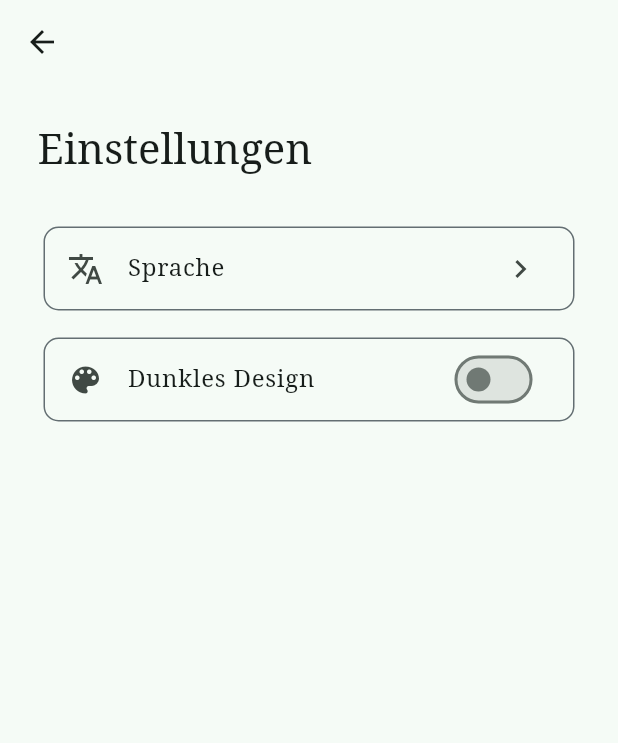
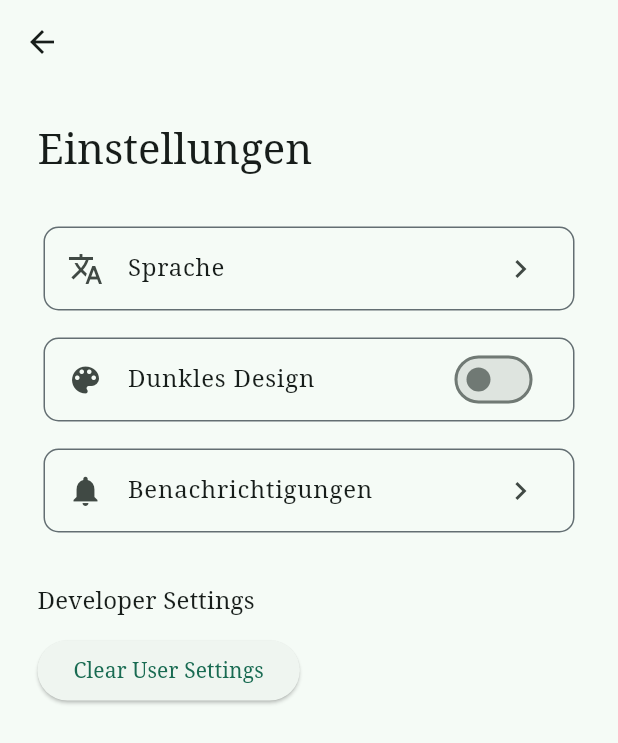
Before and after one commit to Hudlle/Habit-MVP, a Flutter app: the Settings screen opened by its route, on a phone screen of 412 x 824 dp. Shown: the top 743 px of the screen. Run offline on Flutter 3.47's test engine with Material 3 defaults, Android fonts, the phone set to English and light mode, and no system bars; our stand-ins replace google_fonts, objectbox, rxdart; accounts and stored records are empty; generated files the repository leaves out were written again.

Commit message:
feat: restructured settings feat: added language settings page and implemented functionality feat: added color theme compatibility for whole app (except home page)

```diff
--- /dev/null
+++ b/devtools_options.yaml
@@ -0,0 +1,3 @@
+description: This file stores settings for Dart & Flutter DevTools.
+documentation: https://docs.flutter.dev/tools/devtools/extensions#configure-extension-enablement-states
+extensions:
--- a/lib/default_data.dart
+++ b/lib/default_data.dart
@@ -24,3 +24,4 @@ const String newHabitNameRoute = "/new_habit_name";
 const String newHabitDetailRoute = "/new_habit_detail";
 const String howToGoalRoute = "/how_to_goal";
 const String settingsRoute = "/settings";
+const String languageSettingsRoute = "/language_settings";
--- a/lib/l10n/app_de.arb
+++ b/lib/l10n/app_de.arb
@@ -18,9 +18,11 @@
     "howToGoalP": "Lorem ipsum dolor sit amet, consetetur sadipscing elitr, sed diam nonumy eirmod tempor invidunt ut labore et dolore magna aliquyam erat, sed diam voluptua. At vero eos et accusam et justo duo dolores et ea rebum. Stet clita kasd gubergren, no sea takimata sanctus est Lorem ipsum dolor sit amet. Lorem ipsum dolor sit amet, consetetur sadipscing elitr, sed diam nonumy eirmod tempor invidunt ut labore et dolore magna aliquyam erat, sed diam voluptua. At vero eos et accusam et justo duo dolores et ea rebum. Stet clita kasd gubergren, no sea takimata sanctus est Lorem ipsum dolor sit amet.",
 
     "settingsWelcome": "Einstellungen",
-    "notificationSettings": "Benachrichtigungen",
-    "languageSettings" : "Sprache",
+    "notifications": "Benachrichtigungen",
+    "language" : "Sprache",
     "darkMode" : "Dunkles Design",
+    "languageSettingsWelcome": "Spracheinstellungen",
+    "chooseLanguage" : "Wähle deine Sprache",
 
     "name": "Name",
     "dangerZone": "Gefahrenzone",
--- a/lib/model.dart
+++ b/lib/model.dart
@@ -8,14 +8,23 @@ class UserSettings {
   int id;
 
   bool isDarkMode;
+  String localeCode;
 
-  UserSettings({
+  UserSettings(
+    this.localeCode,
+  {
     this.id = 0,
     this.isDarkMode = false,
   });
 
-  ThemeMode getThemeMode () {
+  ThemeMode getThemeMode() {
     return isDarkMode ? ThemeMode.dark : ThemeMode.light;
+  }
+
+  Locale get locale => Locale(localeCode);
+
+  void changeLocale(Locale newLocale) {
+    localeCode = newLocale.languageCode;
   }
 }
 
--- a/lib/pages/home.dart
+++ b/lib/pages/home.dart
@@ -54,7 +54,6 @@ class _HomeState extends State<Home> {
             icon: const Icon(Icons.settings),
             onPressed: () {
               Navigator.pushNamed(context, settingsRoute);
-              log("Settings");
             },
           )
         ],
--- a/lib/pages/settings.dart
+++ b/lib/pages/settings.dart
@@ -1,7 +1,8 @@
 import 'package:flutter/material.dart';
 import 'package:provider/provider.dart';
 import 'package:flutter_gen/gen_l10n/app_localizations.dart';
-import 'package:habit_mvp/ui_util/theme_provider.dart';
+import 'package:habit_mvp/ui_util/theme_locale_provider.dart';
+import 'package:habit_mvp/main.dart';
 
 import '../default_data.dart';
 import '../default_widgets.dart';
@@ -27,21 +28,39 @@ class Settings extends StatelessWidget {
               const LargeSpacer(),
               SettingsCard(
                 icon: Icon(Icons.translate),
-                title: AppLocalizations.of(context)!.languageSettings,
-                route: "",
+                title: AppLocalizations.of(context)!.language,
+                route: languageSettingsRoute,
               ),
               const SmallSpacer(),
               Consumer<ThemeProvider>(
                 builder: (context, themeProvider, child) {
                   return SettingsToggle(
                     icon: Icon(Icons.color_lens),
-                    title: "Dunkles Design",
+                    title: AppLocalizations.of(context)!.darkMode,
                     initialValue: themeProvider.isDarkMode,
                     onToggle: (value) {
                       themeProvider.switchTheme();
                     },
                   );
                 },
+              ),
+              const SmallSpacer(),
+              SettingsCard(
+                icon: Icon(Icons.notifications),
+                title: AppLocalizations.of(context)!.notifications,
+                route: "",
+              ),
+              const LargeSpacer(),
+              CustomText(
+                text: "Developer Settings",
+                textType: TextType.title,
+              ),
+              const SmallSpacer(),
+              ElevatedButton(
+                onPressed:() {
+                  db.clearUserSettings();
+                },
+                child: Text("Clear User Settings"),
               ),
             ],
           ),
--- a/lib/ui_util/theme_provider.dart
+++ b/lib/ui_util/theme_locale_provider.dart
@@ -28,3 +28,27 @@ class ThemeProvider with ChangeNotifier {
     notifyListeners();
   }
 }
+
+class LocaleProvider with ChangeNotifier {
+   late UserSettings userSettings;
+   late Locale _locale;
+
+   LocaleProvider() {
+    _initializeLocale();
+   }
+
+   Locale get locale => _locale;
+
+   void _initializeLocale() {
+    userSettings = db.getUserSettings();
+    _locale = userSettings.locale; //TODO hier ist noch nen error
+   }
+
+   void changeLocale(Locale newLocale) {
+    userSettings = db.getUserSettings();
+    userSettings.changeLocale(newLocale);
+    db.userSettingsBox.put(userSettings);
+    _locale = userSettings.locale;
+    notifyListeners();
+   }
+}
```
Also changed, not shown: lib/app.dart (+8 -2 lines), lib/l10n/app_en.arb (+13 -4 lines), lib/main.dart (+8 -1 lines), lib/objectbox-model.json (+6 -1 lines), lib/objectbox.dart (+9 -1 lines), lib/pages/habit_close_look.dart (+8 -6 lines), lib/pages/habit_edit.dart (+23 -11 lines), lib/pages/language_settings.dart (added, +113 -0 lines), lib/pages/new_habit_detail.dart (+12 -8 lines), lib/pages/new_habit_name.dart (+8 -5 lines), lib/objectbox.g.dart.
